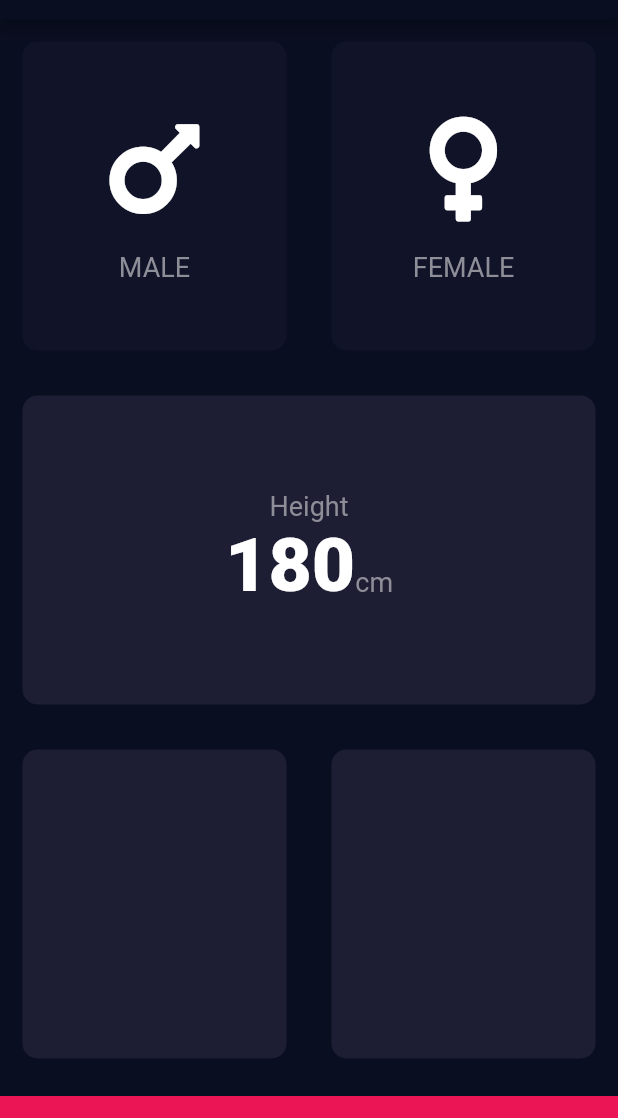
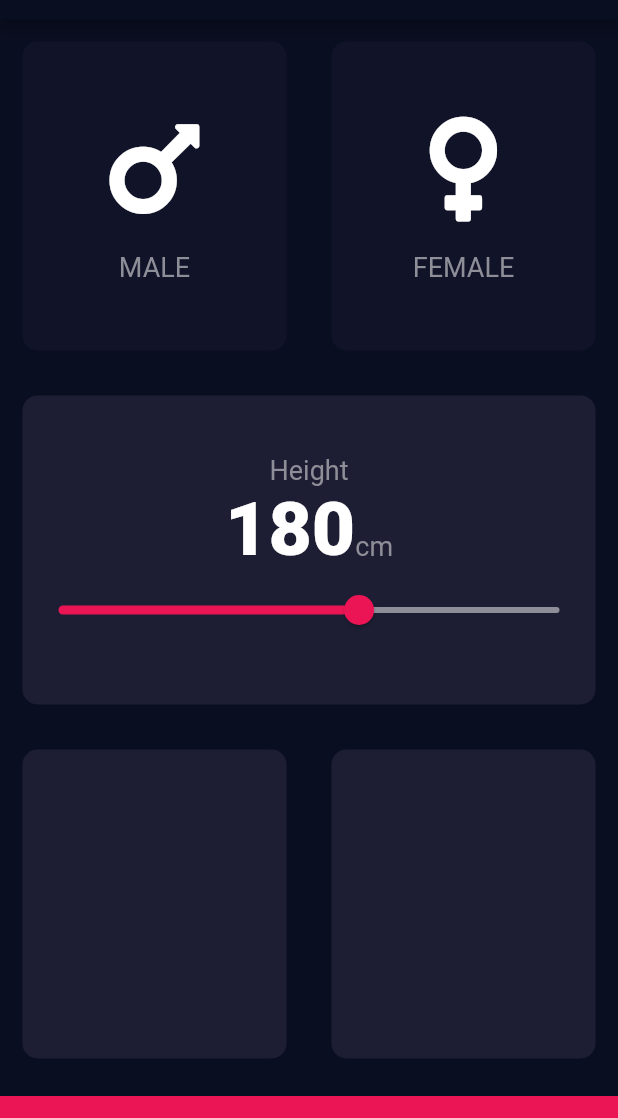
Before and after one commit to Ayushd70/bmi-calculator, a Flutter app: the screen it shows after launch, on a phone screen of 412 x 824 dp, the part 65-1183 px from its top. Run offline on Flutter 3.47's test engine with Material 2 defaults, Android fonts, the phone set to English and light mode, and no system bars; our stand-ins replace font_awesome_flutter.

```diff
--- a/lib/input_page.dart
+++ b/lib/input_page.dart
@@ -17,6 +17,7 @@ class InputPage extends StatefulWidget {
 
 class _InputPageState extends State<InputPage> {
   Gender selectedGender;
+  int height = 180;
 
   @override
   Widget build(BuildContext context) {
@@ -79,7 +80,7 @@ class _InputPageState extends State<InputPage> {
                     textBaseline: TextBaseline.alphabetic,
                     children: [
                       Text(
-                        '180',
+                        height.toString(),
                         style: kNumberTextStyle,
                       ),
                       Text(
@@ -87,6 +88,18 @@ class _InputPageState extends State<InputPage> {
                         style: kLabelTextStyle,
                       ),
                     ],
+                  ),
+                  Slider(
+                    value: height.toDouble(),
+                    min: 120.0,
+                    max: 220.0,
+                    activeColor: Color(0xFFEB1555),
+                    inactiveColor: Color(0xFF8D8E98),
+                    onChanged: (double newValue) {
+                      setState(() {
+                        height = newValue.round();
+                      });
+                    },
                   ),
                 ],
               ),
```
